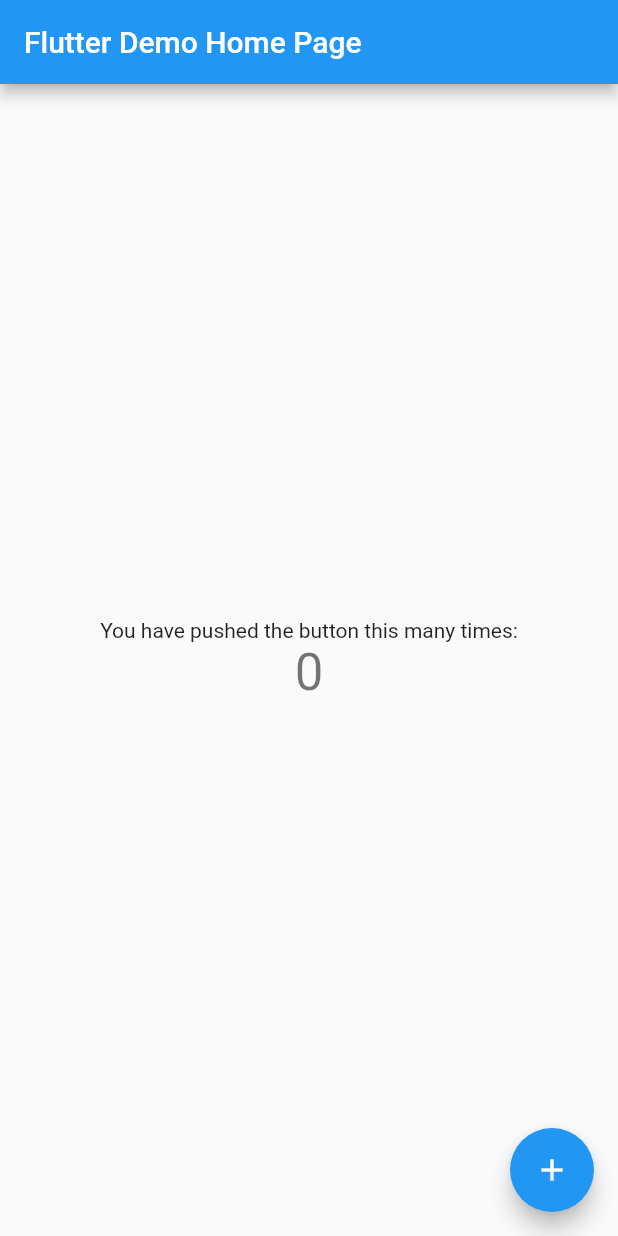
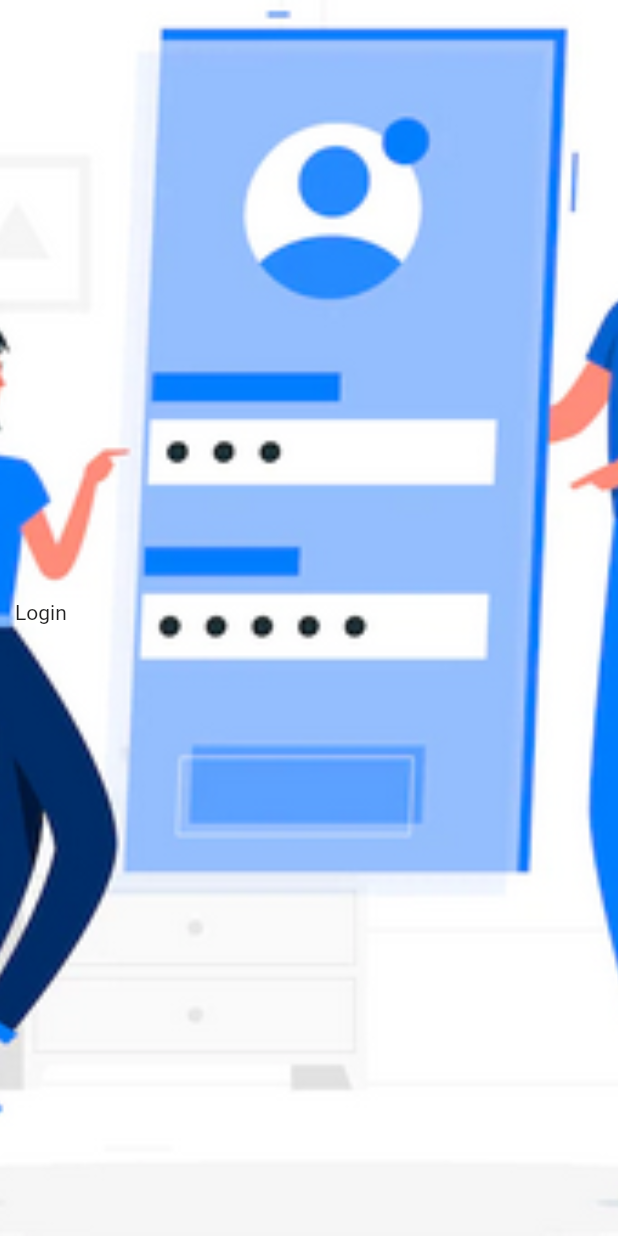
Before and after one commit to Brian-mula/shikisha, a Flutter app: the screen it shows after launch, on a phone screen of 412 x 824 dp. Run offline on Flutter 3.47's test engine with Material 2 defaults, Android fonts, the phone set to English and light mode, and no system bars; our stand-ins replace flutter_riverpod.

Commit message:
added login page

```diff
--- a/lib/main.dart
+++ b/lib/main.dart
@@ -1,4 +1,5 @@
 import 'package:flutter/material.dart';
+import 'package:shikisha/widgets/login_page.dart';
 
 void main() {
   runApp(const MyApp());
@@ -11,105 +12,12 @@
   @override
   Widget build(BuildContext context) {
     return MaterialApp(
+      debugShowCheckedModeBanner: false,
       title: 'Flutter Demo',
       theme: ThemeData(
-        // This is the theme of your application.
-        //
-        // Try running your application with "flutter run". You'll see the
-        // application has a blue toolbar. Then, without quitting the app, try
-        // changing the primarySwatch below to Colors.green and then invoke
-        // "hot reload" (press "r" in the console where you ran "flutter run",
-        // or simply save your changes to "hot reload" in a Flutter IDE).
-        // Notice that the counter didn't reset back to zero; the application
-        // is not restarted.
         primarySwatch: Colors.blue,
       ),
-      home: const MyHomePage(title: 'Flutter Demo Home Page'),
+      home: const LoginPage(),
     );
   }
 }
-
-class MyHomePage extends StatefulWidget {
-  const MyHomePage({super.key, required this.title});
-
-  // This widget is the home page of your application. It is stateful, meaning
-  // that it has a State object (defined below) that contains fields that affect
-  // how it looks.
-
-  // This class is the configuration for the state. It holds the values (in this
-  // case the title) provided by the parent (in this case the App widget) and
-  // used by the build method of the State. Fields in a Widget subclass are
-  // always marked "final".
-
-  final String title;
-
-  @override
-  State<MyHomePage> createState() => _MyHomePageState();
-}
-
-class _MyHomePageState extends State<MyHomePage> {
-  int _counter = 0;
-
-  void _incrementCounter() {
-    setState(() {
-      // This call to setState tells the Flutter framework that something has
-      // changed in this State, which causes it to rerun the build method below
-      // so that the display can reflect the updated values. If we changed
-      // _counter without calling setState(), then the build method would not be
-      // called again, and so nothing would appear to happen.
-      _counter++;
-    });
-  }
-
-  @override
-  Widget build(BuildContext context) {
-    // This method is rerun every time setState is called, for instance as done
-    // by the _incrementCounter method above.
-    //
-    // The Flutter framework has been optimized to make rerunning build methods
-    // fast, so that you can just rebuild anything that needs updating rather
-    // than having to individually change instances of widgets.
-    return Scaffold(
-      appBar: AppBar(
-        // Here we take the value from the MyHomePage object that was created by
-        // the App.build method, and use it to set our appbar title.
-        title: Text(widget.title),
-      ),
-      body: Center(
-        // Center is a layout widget. It takes a single child and positions it
-        // in the middle of the parent.
-        child: Column(
-          // Column is also a layout widget. It takes a list of children and
-          // arranges them vertically. By default, it sizes itself to fit its
-          // children horizontally, and tries to be as tall as its parent.
-          //
-          // Invoke "debug painting" (press "p" in the console, choose the
-          // "Toggle Debug Paint" action from the Flutter Inspector in Android
-          // Studio, or the "Toggle Debug Paint" command in Visual Studio Code)
-          // to see the wireframe for each widget.
-          //
-          // Column has various properties to control how it sizes itself and
-          // how it positions its children. Here we use mainAxisAlignment to
-          // center the children vertically; the main axis here is the vertical
-          // axis because Columns are vertical (the cross axis would be
-          // horizontal).
-          mainAxisAlignment: MainAxisAlignment.center,
-          children: <Widget>[
-            const Text(
-              'You have pushed the button this many times:',
-            ),
-            Text(
-              '$_counter',
-              style: Theme.of(context).textTheme.headline4,
-            ),
-          ],
-        ),
-      ),
-      floatingActionButton: FloatingActionButton(
-        onPressed: _incrementCounter,
-        tooltip: 'Increment',
-        child: const Icon(Icons.add),
-      ), // This trailing comma makes auto-formatting nicer for build methods.
-    );
-  }
-}
--- /dev/null
+++ b/lib/widgets/login_page.dart
@@ -0,0 +1,32 @@
+import 'package:flutter/material.dart';
+import 'package:flutter_riverpod/flutter_riverpod.dart';
+
+class LoginPage extends ConsumerStatefulWidget {
+  const LoginPage({Key? key}) : super(key: key);
+
+  @override
+  ConsumerState<ConsumerStatefulWidget> createState() => _LoginPageState();
+}
+
+class _LoginPageState extends ConsumerState<LoginPage> {
+  @override
+  Widget build(BuildContext context) {
+    return Scaffold(
+      body: Container(
+        width: double.maxFinite,
+        height: double.maxFinite,
+        decoration: const BoxDecoration(
+            image: DecorationImage(
+                image: AssetImage('assets/images/login1.png'),
+                fit: BoxFit.cover)),
+        child: Padding(
+          padding: const EdgeInsets.only(top: 400, left: 10, right: 10),
+          child: Column(
+            crossAxisAlignment: CrossAxisAlignment.start,
+            children: const [Text("Login")],
+          ),
+        ),
+      ),
+    );
+  }
+}
```
Also changed, not shown: pubspec.yaml (+4 -3 lines), assets/images/login1.png (added), pubspec.lock.
